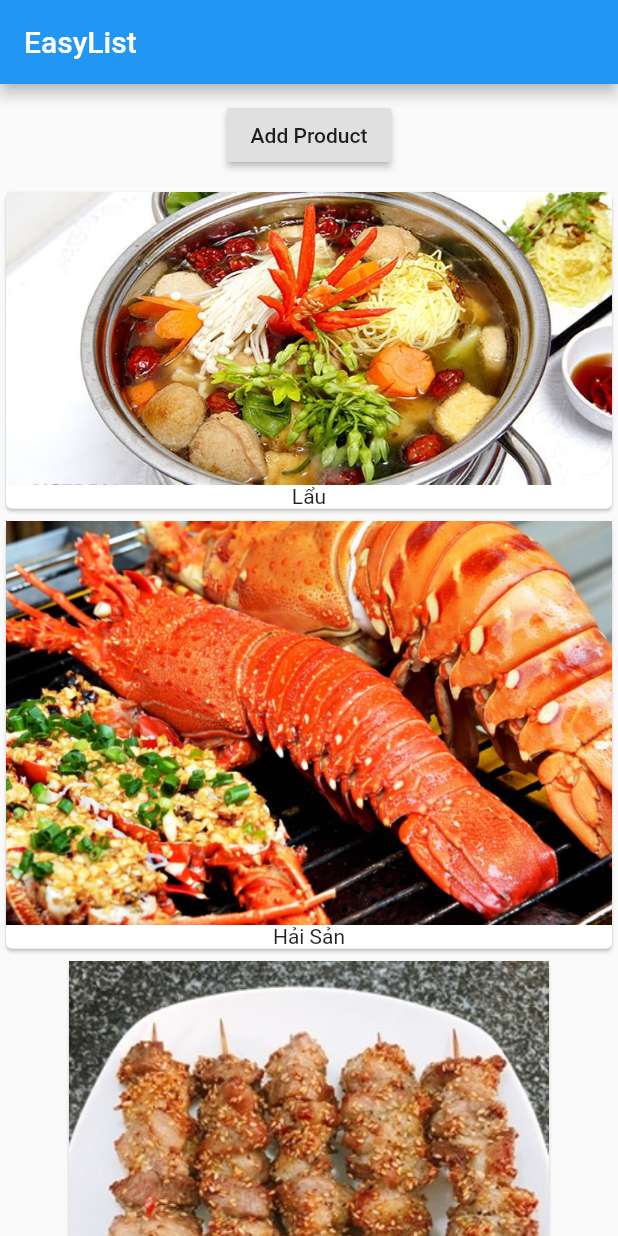
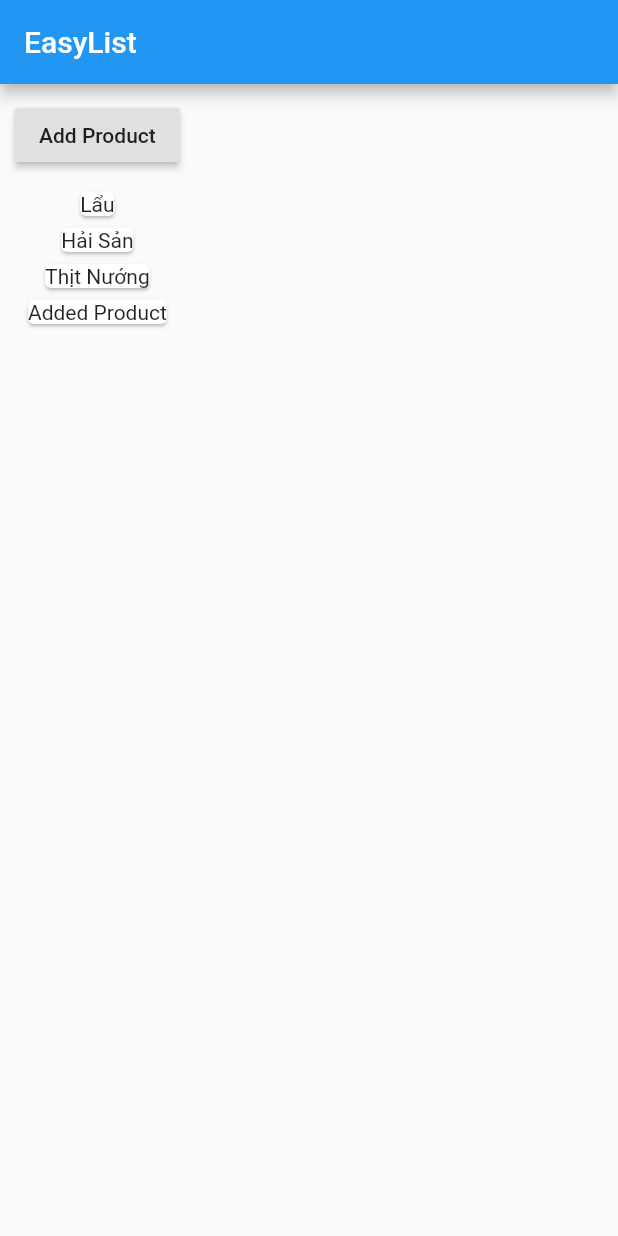
Before and after one commit to thdang1009/simple_app, a Flutter app: the screen it shows after launch, after a tap on "Add Product", on a phone screen of 412 x 824 dp. Run offline on Flutter 3.47's test engine with Material 2 defaults, Android fonts, the phone set to English and light mode, and no system bars.

Commit message:
update app

```diff
--- /dev/null
+++ b/lib/product_control.dart
@@ -0,0 +1,16 @@
+import 'package:flutter/material.dart';
+
+class ProductControl extends StatelessWidget {
+  final Function addProduct;
+  ProductControl(this.addProduct);
+
+  @override
+  Widget build(BuildContext context) {
+    return RaisedButton(
+      onPressed: () {
+        addProduct();
+      },
+      child: Text('Add Product'),
+    );
+  }
+}
--- a/lib/product_manager.dart
+++ b/lib/product_manager.dart
@@ -1,7 +1,7 @@
 import 'package:flutter/material.dart';
 
 import 'package:simple_app/product.dart';
-
+import 'package:simple_app/product_control.dart';
 import 'package:simple_app/products.dart';
 
 class ProductManager extends StatefulWidget {
@@ -25,17 +25,16 @@ class _ProductManagerState extends State<ProductManager> {
       children: <Widget>[
         Container(
           margin: EdgeInsets.all(10.0),
-          child: RaisedButton(
-            onPressed: () {
-              setState(() {
-                _products.add(Product('Added Product', 'food.jpg'));
-              });
-            },
-            child: Text('Add Product'),
-          ),
+          child: ProductControl(addProduct),
         ),
         Products(_products)
       ],
     );
   }
+
+  void addProduct() {
+    setState(() {
+      _products.add(Product('Added Product', 'food.jpg'));
+    });
+  }
 }
--- a/lib/products.dart
+++ b/lib/products.dart
@@ -13,7 +13,7 @@ class Products extends StatelessWidget {
           .map((element) => Card(
                 child: Column(
                   children: <Widget>[
-                    Image.asset('assets/' + element.path),
+                    // Image.asset('assets/' + element.path),
                     Text(element.name)
                   ],
                 ),
```
